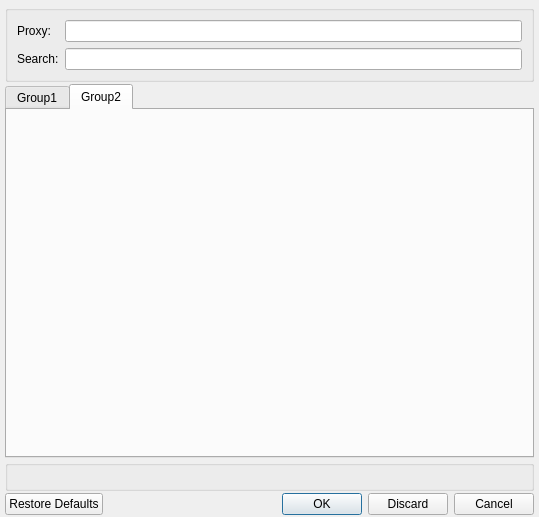
This is src/nekobox/ui/group/dialog_group_choose_proxy.ui in qr243vbi/nekobox as Qt 5 draws it before an edit. The edited form follows.
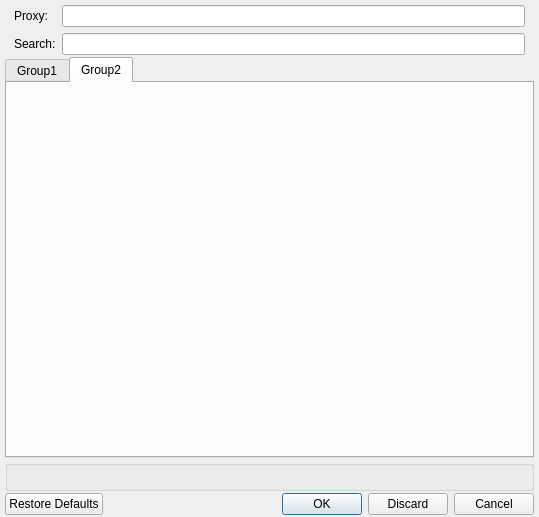
This is the edited form.

Patch:
```diff
--- a/src/nekobox/ui/group/dialog_group_choose_proxy.ui
+++ b/src/nekobox/ui/group/dialog_group_choose_proxy.ui
@@ -31,10 +31,19 @@
    </property>
    <item>
     <widget class="QGroupBox" name="groupBox_2">
+     <property name="styleSheet">
+      <string notr="true"> QGroupBox{ border: none; background: transparent; }   </string>
+     </property>
      <property name="title">
       <string/>
      </property>
      <layout class="QGridLayout" name="gridLayout_2">
+      <property name="topMargin">
+       <number>0</number>
+      </property>
+      <property name="bottomMargin">
+       <number>0</number>
+      </property>
       <item row="0" column="0">
        <widget class="QLabel" name="proxy_label">
         <property name="text">
```
Left out of the diff: 3 changed lines with no effect on the pictures.
